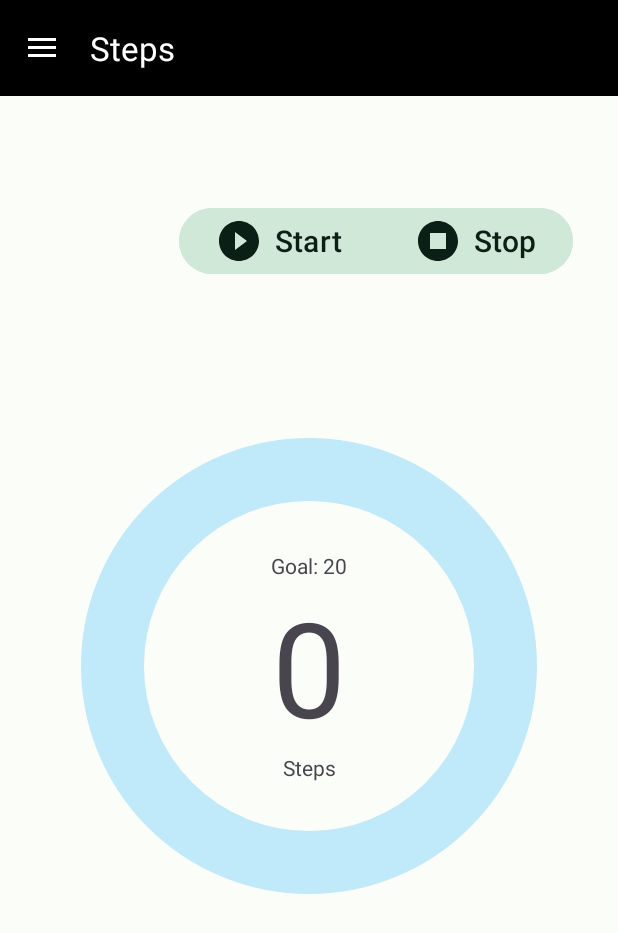
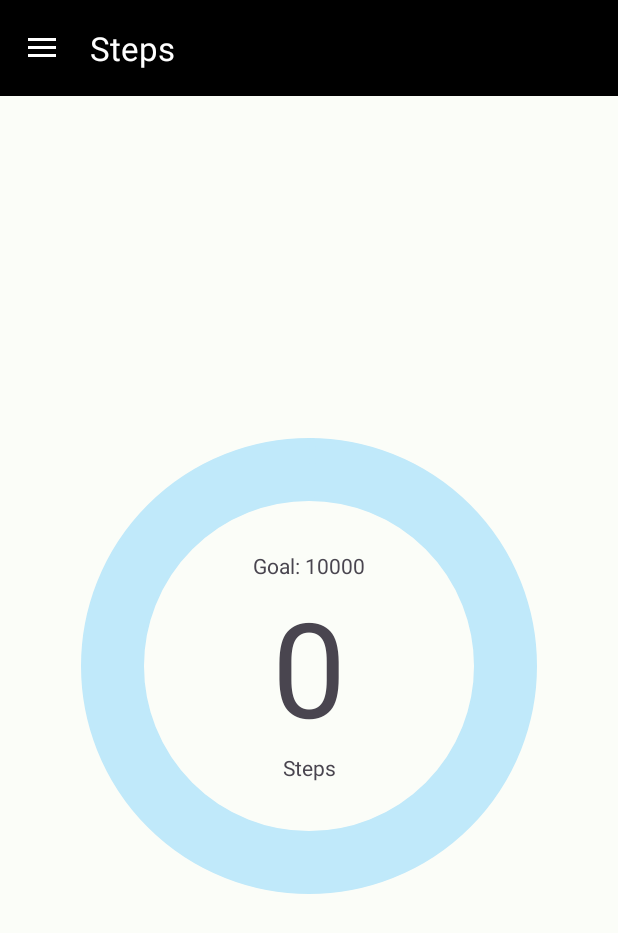
Before and after one commit to JuryAndrea/Project_Housekeeper, an Android app: the screen it shows after launch (MainActivity), on a phone screen of 412 x 824 dp. Shown: the top 933 px of the screen. Run offline under Robolectric (Android 15) with nearby library versions, the phone set to English and light mode, and no system bars; our stand-ins replace navigation-ui; libraries missing offline, so code that uses them is left out: com.anychart, com.anychart.enums; 1 statement that could not run was skipped.

```diff
--- a/app/src/main/java/com/example/stepappv6/ui/Home/HomeFragment.java
+++ b/app/src/main/java/com/example/stepappv6/ui/Home/HomeFragment.java
@@ -63,8 +63,8 @@ public class HomeFragment extends Fragment {
     private Sensor mSensorStepDetector;
 
     // Num of steps completed
-    static int stepsCompleted = 0;
-    static int stepsGoal = 20;
+    static int totalStepsCompleted = 0;
+    static int stepsGoal = 10000;
 
     //Create a constant for the notification channel ID
     public String PRIMARY_CHANNEL_ID = "primary_notification_channel";
@@ -81,7 +81,7 @@ public class HomeFragment extends Fragment {
         // Get the number of steps stored in the current date
         Date cDate = new Date();
         String fDate = new SimpleDateFormat("yyyy-MM-dd").format(cDate);
-        stepsCompleted = StepAppOpenHelper.loadSingleRecord(getContext(), fDate);
+        totalStepsCompleted = StepAppOpenHelper.loadSingleRecord(getContext(), fDate);
 
 
         // Text view & ProgressBar
@@ -91,8 +91,8 @@ public class HomeFragment extends Fragment {
         stepsCountProgressBar.setMax(stepsGoal);
 
         // Set the Views with the number of stored steps
-        stepsCountTextView.setText(String.valueOf(stepsCompleted));
-        stepsCountProgressBar.setProgress(stepsCompleted);
+        stepsCountTextView.setText(String.valueOf(totalStepsCompleted));
+        stepsCountProgressBar.setProgress(totalStepsCompleted);
 
 
         //  Get an instance of the sensor manager.
@@ -113,13 +113,50 @@ public class HomeFragment extends Fragment {
         listener = new StepCounterListener(notifyBuilder, database, stepsCountTextView, stepsCountProgressBar);
 
         // Toggle group button
-        materialButtonToggleGroup = (MaterialButtonToggleGroup) root.findViewById(R.id.toggleButtonGroup);
-        materialButtonToggleGroup.addOnButtonCheckedListener(new MaterialButtonToggleGroup.OnButtonCheckedListener() {
-            @Override
-            public void onButtonChecked(MaterialButtonToggleGroup group, int checkedId, boolean isChecked) {
+//        materialButtonToggleGroup = (MaterialButtonToggleGroup) root.findViewById(R.id.toggleButtonGroup);
+//        materialButtonToggleGroup.addOnButtonCheckedListener(new MaterialButtonToggleGroup.OnButtonCheckedListener() {
+//            @Override
+//            public void onButtonChecked(MaterialButtonToggleGroup group, int checkedId, boolean isChecked) {
+//
+//                if (group.getCheckedButtonId() == R.id.start_button) {
+//
+//                    //Place code related to Start button
+//                    Toast.makeText(getContext(), "START", Toast.LENGTH_SHORT).show();
+//
+//                    // Check if the Accelerometer sensor exists
+//                    if (mSensorACC != null) {
+//
+//                        // Register the ACC listener
+//                        mSensorManager.registerListener(listener, mSensorACC, SensorManager.SENSOR_DELAY_NORMAL);
+//                    } else {
+//                        Toast.makeText(getContext(), R.string.acc_sensor_not_available, Toast.LENGTH_SHORT).show();
+//
+//                    }
+//
+//                    // Check if the Step detector sensor exists
+//                    if (mSensorStepDetector != null) {
+//                        // Register the ACC listener
+//                        mSensorManager.registerListener(listener, mSensorStepDetector, SensorManager.SENSOR_DELAY_NORMAL);
+//
+//                    } else {
+//                        Toast.makeText(getContext(), R.string.step_detector_sensor_not_available, Toast.LENGTH_SHORT).show();
+//
+//                    }
+//
+//
+//                } else if (group.getCheckedButtonId() == R.id.stop_button) {
+//                    //Place code related to Stop button
+//                    Toast.makeText(getContext(), "STOP", Toast.LENGTH_SHORT).show();
+//
+//                    // Unregister the listener
+//                    mSensorManager.unregisterListener(listener);
+//                }
+//            }
+//        });
 
-                if (group.getCheckedButtonId() == R.id.start_button) {
+        boolean userInRoom = true; //
 
+        if(userInRoom) {
             //Place code related to Start button
             Toast.makeText(getContext(), "START", Toast.LENGTH_SHORT).show();
 
@@ -142,17 +179,8 @@ public class HomeFragment extends Fragment {
                 Toast.makeText(getContext(), R.string.step_detector_sensor_not_available, Toast.LENGTH_SHORT).show();
 
             }
+        }
 
-
-                } else if (group.getCheckedButtonId() == R.id.stop_button) {
-                    //Place code related to Stop button
-                    Toast.makeText(getContext(), "STOP", Toast.LENGTH_SHORT).show();
-
-                    // Unregister the listener
-                    mSensorManager.unregisterListener(listener);
-                }
-            }
-        });
 
         // Create notification channel by Calling createNotificationChannel()
         createNotificationChannel();
@@ -216,13 +244,13 @@ public class HomeFragment extends Fragment {
 
 
 // Sensor event listener
-class StepCounterListener<stepsCompleted> implements SensorEventListener {
+class StepCounterListener<totalStepsCompleted> implements SensorEventListener {
 
     // Constant for the notification ID:
     public static int NOTIFICATION_ID =0 ;
 
     //Get the number of stored steps for the current day
-    public int mACCStepCounter = HomeFragment.stepsCompleted;
+    public int mACCStepCounter = HomeFragment.totalStepsCompleted;
 
     ArrayList<Integer> mACCSeries = new ArrayList<Integer>();
     ArrayList<String> mTimeSeries = new ArrayList<String>();
--- a/app/src/main/java/com/example/stepappv6/ui/Room/RoomFragment.java
+++ b/app/src/main/java/com/example/stepappv6/ui/Room/RoomFragment.java
@@ -179,6 +179,8 @@ public class RoomFragment extends Fragment {
         roomstatus.put(5, 0);
         roomstatus.put(6, 0);
 
+        //TODO: Fix dropdown menu
+
         // Iterate over roomstatus map to get room we are in
         // get the AutoCompleteTextView of the current room
         // assuming 0=dirty (default), 1=cleaning, 2=cleaned
--- a/app/src/main/res/layout/fragment_home.xml
+++ b/app/src/main/res/layout/fragment_home.xml
@@ -57,48 +57,48 @@
         app:layout_constraintTop_toBottomOf="@+id/counter" />
 
 
-    <com.google.android.material.button.MaterialButtonToggleGroup
-        android:id="@+id/toggleButtonGroup"
-        android:layout_width="wrap_content"
-        android:layout_height="wrap_content"
-        app:layout_constraintBottom_toBottomOf="parent"
-        app:layout_constraintEnd_toEndOf="parent"
-        app:layout_constraintHorizontal_bias="0.8"
-        app:layout_constraintVertical_bias="0.1"
-        app:layout_constraintStart_toStartOf="parent"
-        app:layout_constraintTop_toTopOf="parent"
-        app:singleSelection="true">
-        <Button
-            android:id="@+id/start_button"
-            android:layout_width="wrap_content"
-            android:layout_height="wrap_content"
-            android:layout_marginEnd="148dp"
-            android:backgroundTint="?attr/colorSecondaryContainer"
-            android:text="@string/start_text"
-            android:textColor="?attr/colorOnSecondaryContainer"
-            android:textSize="20sp"
-            app:icon="@drawable/baseline_play_circle_filled_24"
-            app:iconSize = "32dp"
-            app:iconTint="?attr/colorOnSecondaryContainer"
-            app:layout_constraintBottom_toTopOf="@+id/progressBar"
-            app:layout_constraintEnd_toEndOf="parent"
-            app:layout_constraintTop_toTopOf="parent" />
-        <Button
-            android:id="@+id/stop_button"
-            android:layout_width="wrap_content"
-            android:layout_height="wrap_content"
-            android:layout_marginEnd="52dp"
-            android:backgroundTint="?attr/colorSecondaryContainer"
-            android:text="@string/stop_text"
-            android:textColor="?attr/colorOnSecondaryContainer"
-            android:textSize="20sp"
-            app:icon="@drawable/baseline_stop_circle_24"
-            app:iconSize = "32dp"
-            app:iconTint="?attr/colorOnSecondaryContainer"
-            app:layout_constraintBottom_toTopOf="@+id/progressBar"
-            app:layout_constraintEnd_toEndOf="parent"
-            app:layout_constraintTop_toTopOf="parent" />
-    </com.google.android.material.button.MaterialButtonToggleGroup>
+<!--    <com.google.android.material.button.MaterialButtonToggleGroup-->
+<!--        android:id="@+id/toggleButtonGroup"-->
+<!--        android:layout_width="wrap_content"-->
+<!--        android:layout_height="wrap_content"-->
+<!--        app:layout_constraintBottom_toBottomOf="parent"-->
+<!--        app:layout_constraintEnd_toEndOf="parent"-->
+<!--        app:layout_constraintHorizontal_bias="0.8"-->
+<!--        app:layout_constraintVertical_bias="0.1"-->
+<!--        app:layout_constraintStart_toStartOf="parent"-->
+<!--        app:layout_constraintTop_toTopOf="parent"-->
+<!--        app:singleSelection="true">-->
+<!--        <Button-->
+<!--            android:id="@+id/start_button"-->
+<!--            android:layout_width="wrap_content"-->
+<!--            android:layout_height="wrap_content"-->
+<!--            android:layout_marginEnd="148dp"-->
+<!--            android:backgroundTint="?attr/colorSecondaryContainer"-->
+<!--            android:text="@string/start_text"-->
+<!--            android:textColor="?attr/colorOnSecondaryContainer"-->
+<!--            android:textSize="20sp"-->
+<!--            app:icon="@drawable/baseline_play_circle_filled_24"-->
+<!--            app:iconSize = "32dp"-->
+<!--            app:iconTint="?attr/colorOnSecondaryContainer"-->
+<!--            app:layout_constraintBottom_toTopOf="@+id/progressBar"-->
+<!--            app:layout_constraintEnd_toEndOf="parent"-->
+<!--            app:layout_constraintTop_toTopOf="parent" />-->
+<!--        <Button-->
+<!--            android:id="@+id/stop_button"-->
+<!--            android:layout_width="wrap_content"-->
+<!--            android:layout_height="wrap_content"-->
+<!--            android:layout_marginEnd="52dp"-->
+<!--            android:backgroundTint="?attr/colorSecondaryContainer"-->
+<!--            android:text="@string/stop_text"-->
+<!--            android:textColor="?attr/colorOnSecondaryContainer"-->
+<!--            android:textSize="20sp"-->
+<!--            app:icon="@drawable/baseline_stop_circle_24"-->
+<!--            app:iconSize = "32dp"-->
+<!--            app:iconTint="?attr/colorOnSecondaryContainer"-->
+<!--            app:layout_constraintBottom_toTopOf="@+id/progressBar"-->
+<!--            app:layout_constraintEnd_toEndOf="parent"-->
+<!--            app:layout_constraintTop_toTopOf="parent" />-->
+<!--    </com.google.android.material.button.MaterialButtonToggleGroup>-->
 
 
 </androidx.constraintlayout.widget.ConstraintLayout>
--- a/app/src/main/res/values/strings.xml
+++ b/app/src/main/res/values/strings.xml
@@ -13,7 +13,7 @@
     <string name="menu_camera">Damages</string>
 
     <string name="num_steps">0</string>
-    <string name="goal">Goal: 20</string>
+    <string name="goal">Goal: 10000</string>
     <string name="progress">0</string>
     <string name="steps">Steps</string>
     <string name="start_text">Start</string>
@@ -32,7 +32,7 @@
     <string name="delete_all_steps">Delete all steps</string>
     <string name="share">Share</string>
 
-    <string name="hourly_report">Hourly report</string>
+    <string name="steps_inside_rooms">Steps inside rooms</string>
     <string name="hello_blank_fragment">Hello blank fragment</string>
     <string name="menu_room">Rooms</string>
     <string name="logout">Logout</string>
```
Also changed, not shown: app/src/main/java/com/example/stepappv6/ui/Report/ReportFragment.java (+18 -15 lines), app/src/main/res/layout/fragment_report.xml (+13 -14 lines). Lines whose indentation alone changed are shown as unchanged.
